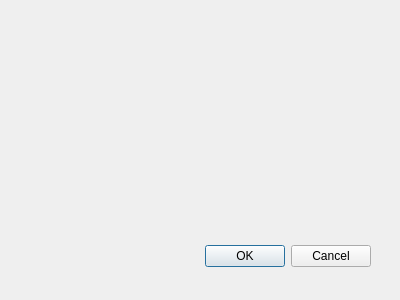
This is servers.ui in netpipe/cannachat as Qt 5 draws it before an edit. The edited form follows.
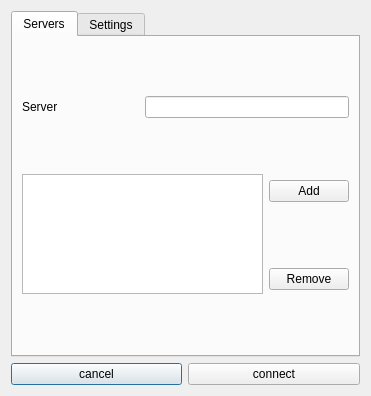
This is the edited form.

Diff of the .ui file:
```diff
--- a/servers.ui
+++ b/servers.ui
@@ -1,36 +1,80 @@
-<ui version="4.0" >
- <author></author>
- <comment></comment>
- <exportmacro></exportmacro>
- <class>Dialog</class>
- <widget class="QDialog" name="Dialog" >
-  <property name="geometry" >
+<?xml version="1.0" encoding="UTF-8"?>
+<ui version="4.0">
+ <class>servers</class>
+ <widget class="QDialog" name="servers">
+  <property name="geometry">
    <rect>
     <x>0</x>
     <y>0</y>
-    <width>400</width>
-    <height>300</height>
+    <width>371</width>
+    <height>396</height>
    </rect>
   </property>
   <property name="windowTitle" >
    <string>Dialog</string>
   </property>
-  <widget class="QDialogButtonBox" name="buttonBox" >
-   <property name="geometry" >
-    <rect>
-     <x>30</x>
-     <y>240</y>
-     <width>341</width>
-     <height>32</height>
-    </rect>
-   </property>
-   <property name="orientation" >
-    <enum>Qt::Horizontal</enum>
-   </property>
-   <property name="standardButtons" >
-    <set>QDialogButtonBox::Cancel|QDialogButtonBox::Ok</set>
-   </property>
-  </widget>
+  <layout class="QGridLayout" name="gridLayout">
+   <item row="1" column="0">
+    <widget class="QPushButton" name="pushButton">
+     <property name="text">
+      <string>cancel</string>
+     </property>
+    </widget>
+   </item>
+   <item row="1" column="1">
+    <widget class="QPushButton" name="pushButton_2">
+     <property name="text">
+      <string>connect</string>
+     </property>
+    </widget>
+   </item>
+   <item row="0" column="0" colspan="2">
+    <widget class="QTabWidget" name="tabWidget">
+     <property name="currentIndex">
+      <number>0</number>
+     </property>
+     <widget class="QWidget" name="tab">
+      <attribute name="title">
+       <string>Servers</string>
+      </attribute>
+      <layout class="QGridLayout" name="gridLayout_2">
+       <item row="0" column="0">
+        <widget class="QLabel" name="label">
+         <property name="text">
+          <string>Server</string>
+         </property>
+        </widget>
+       </item>
+       <item row="0" column="1" colspan="2">
+        <widget class="QLineEdit" name="lineEdit"/>
+       </item>
+       <item row="1" column="0" rowspan="2" colspan="2">
+        <widget class="QListView" name="listView"/>
+       </item>
+       <item row="1" column="2">
+        <widget class="QPushButton" name="pushButton_3">
+         <property name="text">
+          <string>Add</string>
+         </property>
+        </widget>
+       </item>
+       <item row="2" column="2">
+        <widget class="QPushButton" name="pushButton_4">
+         <property name="text">
+          <string>Remove</string>
+         </property>
+        </widget>
+       </item>
+      </layout>
+     </widget>
+     <widget class="QWidget" name="tab_2">
+      <attribute name="title">
+       <string>Settings</string>
+      </attribute>
+     </widget>
+    </widget>
+   </item>
+  </layout>
  </widget>
  <pixmapfunction></pixmapfunction>
  <resources/>
```
Left out of the diff: 38 changed lines with no effect on the pictures.
